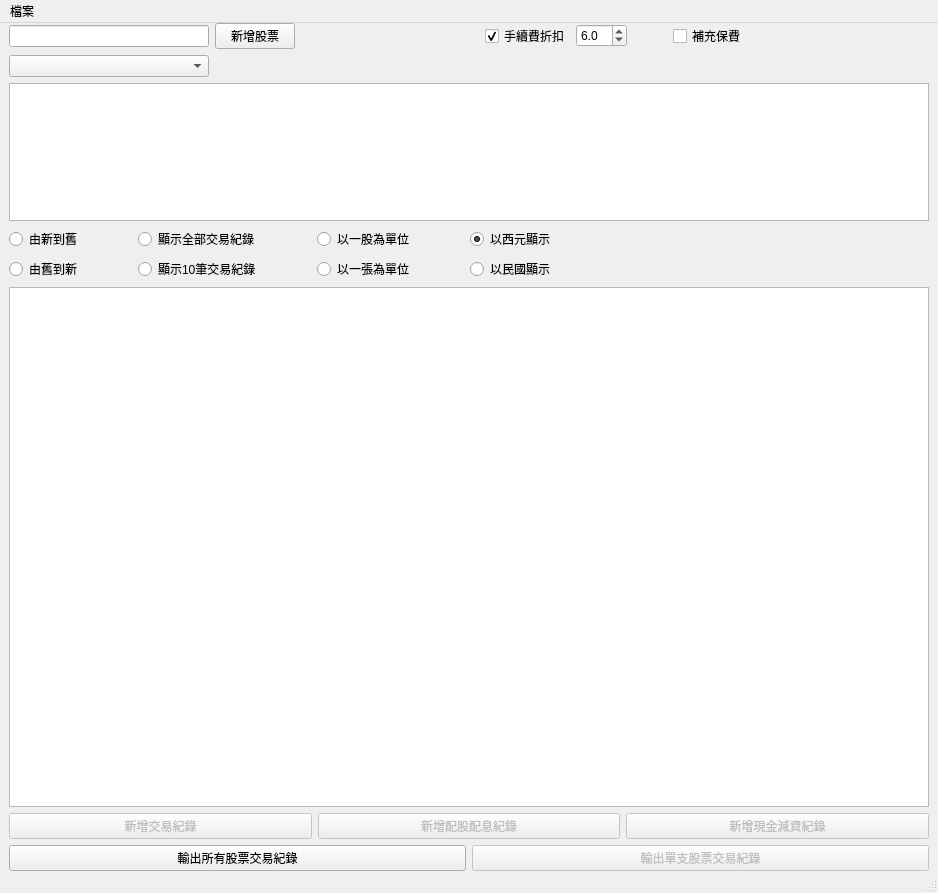
Old version of the form QtStockPriceMainWindow.ui in the repository foxking0416/PythonStockPrice.
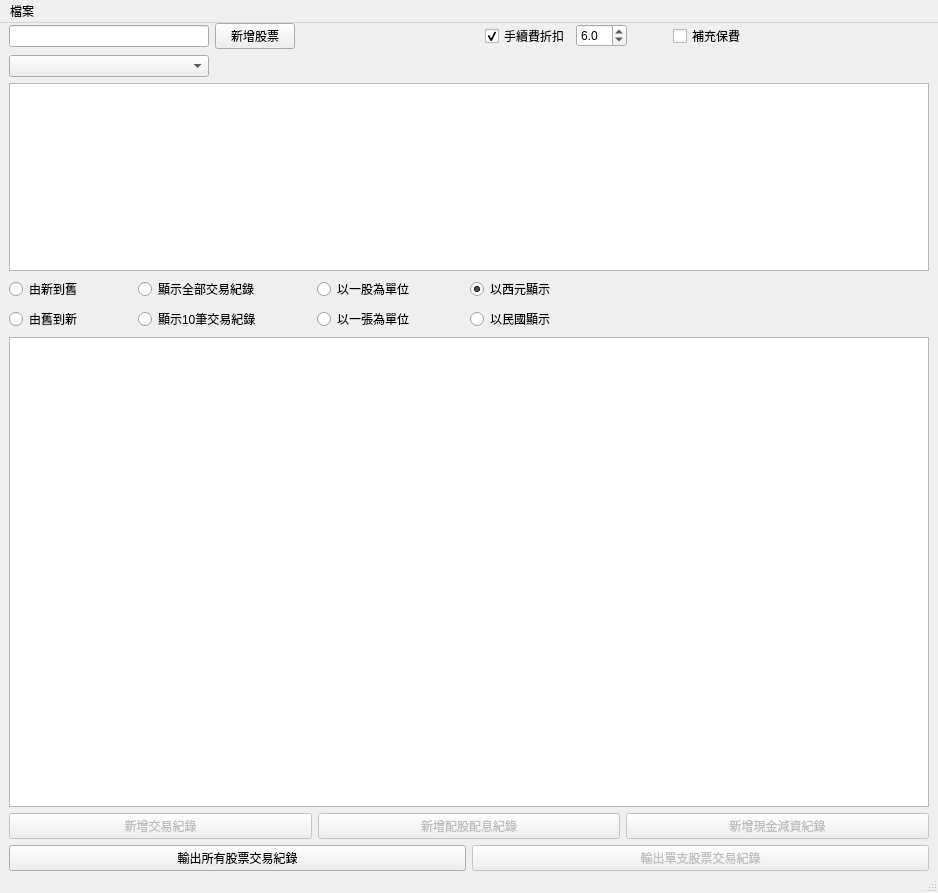
New version of the form.

Commit message: 調整欄高

Diff of the .ui file:
```diff
--- a/QtStockPriceMainWindow.ui
+++ b/QtStockPriceMainWindow.ui
@@ -336,7 +336,7 @@
       <property name="minimumSize">
        <size>
         <width>0</width>
-        <height>520</height>
+        <height>470</height>
        </size>
       </property>
       <attribute name="verticalHeaderMinimumSectionSize">
```
The commit also changes 2 other files.
